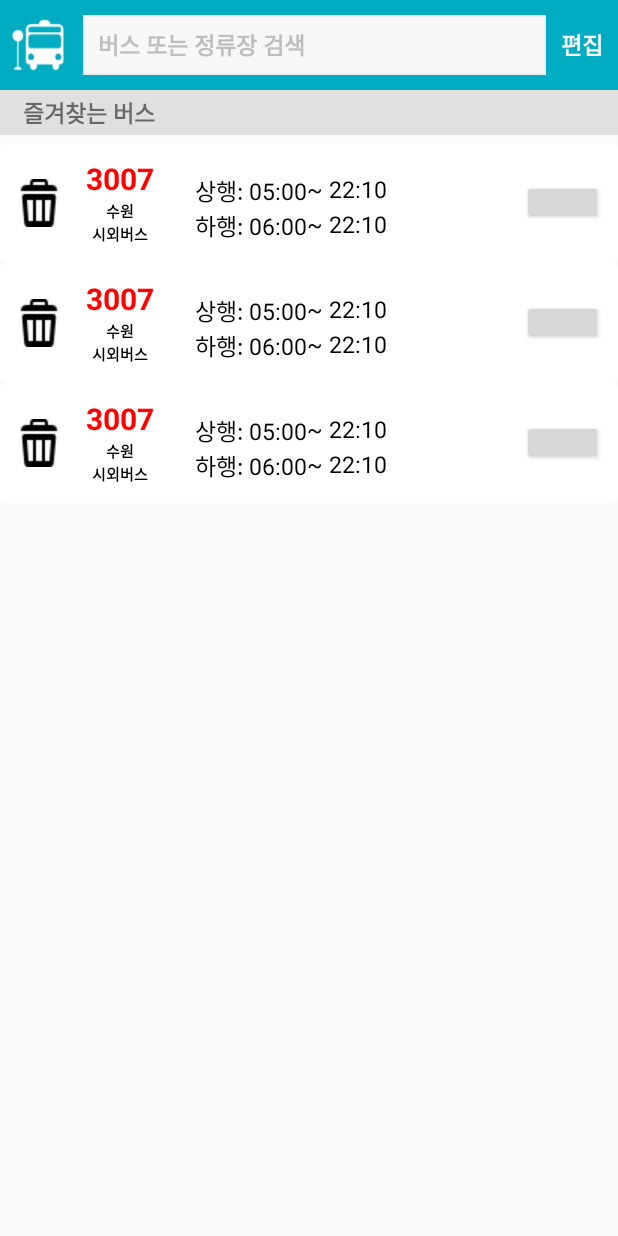
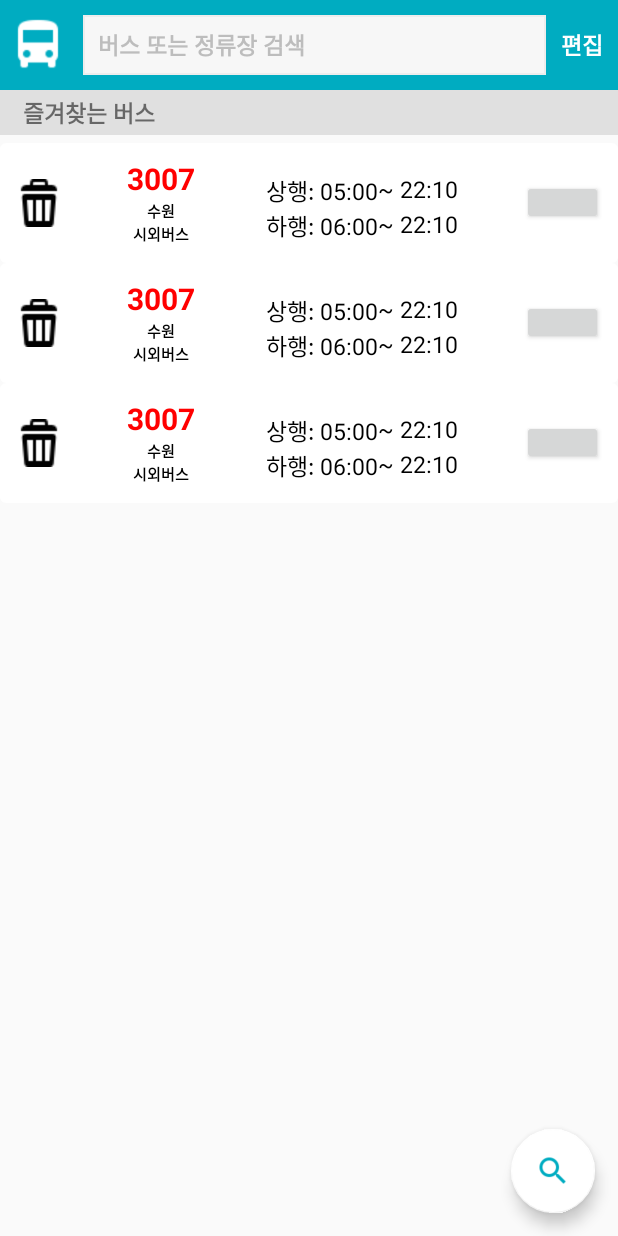
Before and after one commit to AJOU-Connection/StopBus_User, an Android app: the layout activity_favourite.xml on its own in the app's theme, with its tools: preview values and no code run, on a phone screen of 412 x 824 dp. Run offline under Robolectric (Android 15) with nearby library versions, the phone set to English and light mode, and no system bars; plain views replace ToggleButton.

Commit message:
add search bluetooth and add fix button

```diff
--- a/app/src/main/java/com/connection/stopbus/stopbus_user/ActivityStation.java
+++ b/app/src/main/java/com/connection/stopbus/stopbus_user/ActivityStation.java
@@ -77,6 +77,9 @@ public class ActivityStation extends Activity{
         swipeContainer.setOnRefreshListener(new SwipeRefreshLayout.OnRefreshListener() {
             @Override
             public void onRefresh() {
+                station_num.setText(Shared_Pref.stationNumber);
+                station_name.setText(Shared_Pref.stationName);
+                station_way.setText(Shared_Pref.stationDirect);
                 CallData("busArrival");
                 swipeContainer.setRefreshing(false);
             }
--- a/app/src/main/java/com/connection/stopbus/stopbus_user/Shared_Pref.java
+++ b/app/src/main/java/com/connection/stopbus/stopbus_user/Shared_Pref.java
@@ -14,6 +14,7 @@ public class Shared_Pref {
 
     public static int STATUS=0;
     public static String UUID = null;
+    public static int btenable =0;
 
 
     //정류장별 버스 리스트를 받아오기 위함
--- a/app/src/main/res/layout/activity_favourite.xml
+++ b/app/src/main/res/layout/activity_favourite.xml
@@ -18,7 +18,7 @@
         android:layout_height="40dp"
         android:layout_marginLeft="5dp"
         android:layout_centerVertical="true"
-        android:background="@drawable/bus_stop" />
+        android:background="@drawable/ic_directions_bus_white_48pt" />
     <TextView
         android:id="@+id/search"
         android:layout_width="match_parent"
@@ -32,12 +32,12 @@
         android:paddingLeft="10dp"
         android:textSize="15sp"
         android:textStyle="bold"
-        android:layout_toLeftOf="@+id/delete_btn"
+        android:layout_toLeftOf="@+id/delete_fav"
         android:textColor="#BDBDBD"
         android:background="@drawable/gray_border"
         android:layout_toRightOf="@+id/bus_stop_image" />
     <TextView
-        android:id="@+id/delete_btn"
+        android:id="@+id/delete_fav"
         android:layout_width="wrap_content"
         android:layout_height="wrap_content"
         android:layout_alignParentRight="true"
@@ -80,5 +80,16 @@
             tools:listitem="@layout/item_fav_bus" />
     </android.support.v4.widget.SwipeRefreshLayout>
 
+    <android.support.design.widget.FloatingActionButton
+        android:id="@+id/fab"
+        android:layout_width="wrap_content"
+        android:layout_height="wrap_content"
+        android:src="@drawable/ic_search_white_48pt"
+        android:tint="#00ACC1"
+        app:backgroundTint="#FFFFFF"
+        android:layout_alignParentBottom="true"
+        android:layout_alignParentRight="true"
+        android:layout_marginBottom="15dp"
+        android:layout_marginRight="15dp"/>
 
 </RelativeLayout>
--- a/app/src/main/res/layout/item_fav_bus.xml
+++ b/app/src/main/res/layout/item_fav_bus.xml
@@ -16,7 +16,7 @@
 
     <RelativeLayout
         android:id="@+id/bus_info_layout"
-        android:layout_width="wrap_content"
+        android:layout_width="100dp"
         android:layout_height="wrap_content"
         android:layout_marginLeft="15dp"
         android:layout_toRightOf="@+id/delete_btn">
@@ -58,9 +58,10 @@
         android:id="@+id/upFirstTime"
         android:layout_width="wrap_content"
         android:layout_height="wrap_content"
-        android:layout_marginLeft="130dp"
+        android:layout_marginLeft="20dp"
         android:layout_marginTop="20dp"
         android:text="상행: 05:00"
+        android:layout_toRightOf="@+id/bus_info_layout"
         android:textSize="15sp"
         android:textColor="#000000" />
     <TextView
@@ -77,7 +78,8 @@
         android:layout_width="wrap_content"
         android:layout_height="wrap_content"
         android:layout_below="@+id/upFirstTime"
-        android:layout_marginLeft="130dp"
+        android:layout_marginLeft="20dp"
+        android:layout_toRightOf="@+id/bus_info_layout"
         android:text="하행: 06:00"
         android:textSize="15sp"
         android:textColor="#000000"/>
@@ -92,6 +94,7 @@
         android:textColor="#000000" />
 
     <com.zcw.togglebutton.ToggleButton
+        android:id="@+id/reserve_btn"
         android:layout_width="54dp"
         toggle:tbOnColor=   "#4BED90"
         toggle:tbOffColor="#BDBDBD"
```
Also changed, not shown: app/src/main/java/com/connection/stopbus/stopbus_user/ActivityFavourite.java (+48 -7 lines), app/src/main/java/com/connection/stopbus/stopbus_user/MainActivity.java (+3 -58 lines), app/src/main/java/com/connection/stopbus/stopbus_user/ServiceBeacon.java (+88 -2 lines), app/src/main/res/drawable/ic_search_white_48pt.png (added).
